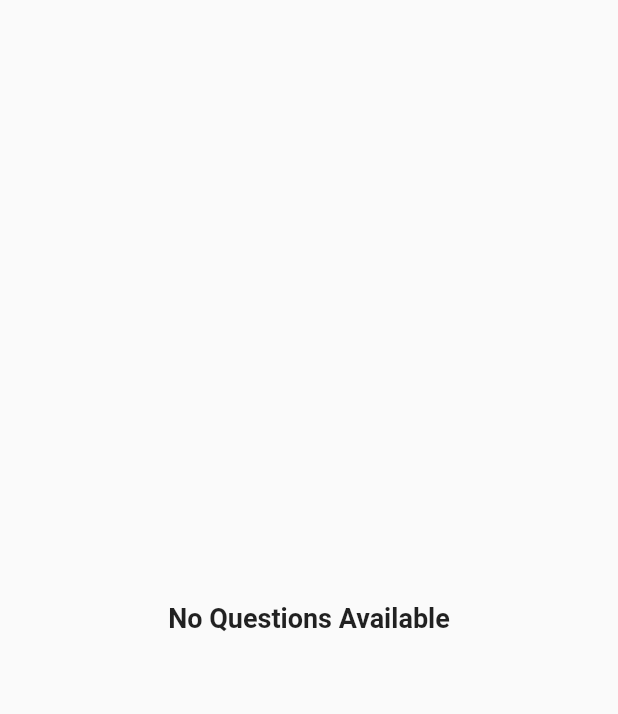
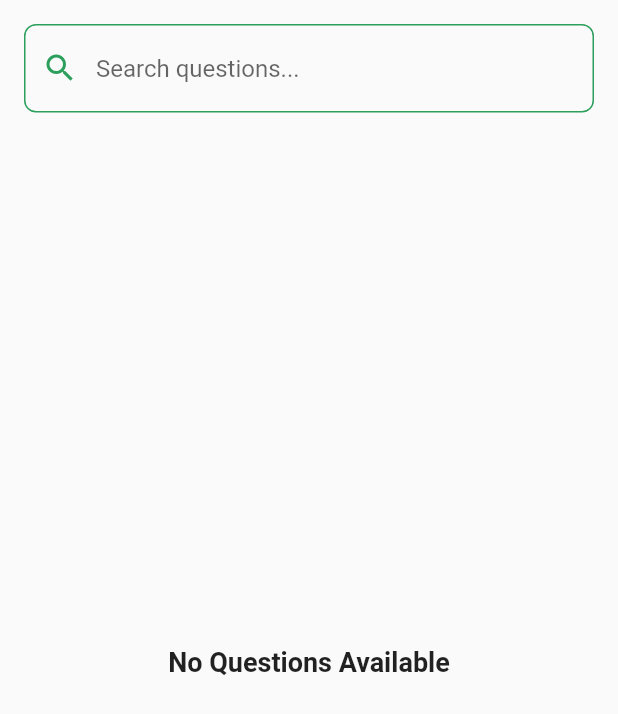
Before and after one commit to mohamedSalah1994/inerview-preparation, a Flutter app: the HomeViewBody screen opened directly, on a phone screen of 412 x 824 dp. Shown: the top 714 px of the screen. Run offline on Flutter 3.47's test engine with Material 2 defaults, Android fonts, the phone set to English and light mode, and no system bars; our stand-ins replace cloud_firestore, dartz, firebase_auth, firebase_core, flutter_svg, google_sign_in and 2 more; accounts and stored records are empty.

Commit message:
search bar done

```diff
--- a/lib/features/home/data/repos/question_repo_impl.dart
+++ b/lib/features/home/data/repos/question_repo_impl.dart
@@ -1,5 +1,4 @@
-import 'package:flutter/material.dart';
-
+import 'package:flutter/foundation.dart';
 import 'package:interview_preparation/features/home/data/data_sources/home_local_data_source.dart';
 import 'package:interview_preparation/features/home/data/data_sources/home_remote_data_source.dart';
 import 'package:interview_preparation/features/home/data/repos/question_repo.dart';
@@ -53,4 +52,20 @@ class QuestionRepoImpl implements QuestionRepo {
     await _localDataSource.clearQuestions();
     debugPrint('Questions cleared from local SQLite');
   }
+
+    // New method to search questions using isolates
+  Future<List<Map<String, dynamic>>> searchQuestions(String query) async {
+    final List<Map<String, dynamic>> allQuestions = await getQuestions();
+    return compute(_searchInQuestions, {'questions': allQuestions, 'query': query});
+  }
+
+  static List<Map<String, dynamic>> _searchInQuestions(Map<String, dynamic> data) {
+    List<Map<String, dynamic>> questions = data['questions'];
+    String query = data['query'].toLowerCase();
+
+    return questions.where((question) {
+      String questionText = question['question'] ?? '';
+      return questionText.toLowerCase().contains(query);
+    }).toList();
+  }
 }
--- a/lib/features/home/presentation/views/widgets/home_view_body.dart
+++ b/lib/features/home/presentation/views/widgets/home_view_body.dart
@@ -1,69 +1,74 @@
 import 'package:flutter/material.dart';
 import 'package:interview_preparation/features/home/presentation/views/widgets/question_item.dart';
 import 'package:provider/provider.dart';
+import '../../../../../core/utils/app_colors.dart';
 import '../../../details_view.dart';
 import '../../manager/question_provider.dart';
 
-class HomeViewBody extends StatelessWidget {
+
+class HomeViewBody extends StatefulWidget {
   const HomeViewBody({super.key});
 
   @override
+  // ignore: library_private_types_in_public_api
+  _HomeViewBodyState createState() => _HomeViewBodyState();
+}
+
+class _HomeViewBodyState extends State<HomeViewBody> {
+  final TextEditingController _searchController = TextEditingController();
+  bool _isSearching = false;
+
+  @override
+  void initState() {
+    super.initState();
+    final questionProvider = Provider.of<QuestionProvider>(context, listen: false);
+    questionProvider.fetchQuestions();
+  }
+
+  // Trigger search based on text input
+  Future<void> _onSearchChanged(String query) async {
+    setState(() {
+      _isSearching = true;
+    });
+
+    final questionProvider = Provider.of<QuestionProvider>(context, listen: false);
+    await questionProvider.searchQuestions(query);
+
+    setState(() {
+      _isSearching = false;
+    });
+  }
+
+  @override
+  void dispose() {
+    _searchController.dispose();
+    super.dispose();
+  }
+
+  @override
   Widget build(BuildContext context) {
+    final questionProvider = Provider.of<QuestionProvider>(context);
     final Size screenSize = MediaQuery.of(context).size;
     bool isLargeScreen = screenSize.width > 600;
-
-    // Using the QuestionProvider to fetch questions
-    final questionProvider =
-        Provider.of<QuestionProvider>(context, listen: false);
 
     return Scaffold(
       body: Padding(
         padding: const EdgeInsets.all(16.0),
-        child: FutureBuilder(
-          future: questionProvider.fetchQuestions(),
-          builder: (context, snapshot) {
-            if (snapshot.connectionState == ConnectionState.waiting) {
-              // Show a loading spinner while the questions are being fetched
-              return const Center(child: CircularProgressIndicator());
-            } else if (snapshot.hasError) {
-              // Display an error message if there was an issue loading the data
-              return Center(
         child: Column(
-                  mainAxisAlignment: MainAxisAlignment.center,
           children: [
-                    const Icon(Icons.error, size: 50, color: Colors.red),
-                    const SizedBox(height: 10),
-                    Text(
-                      'Error: ${snapshot.error}',
-                      style: const TextStyle(
-                          fontSize: 18, fontWeight: FontWeight.bold),
-                      textAlign: TextAlign.center,
-                    ),
-                    const SizedBox(height: 10),
-                    ElevatedButton(
-                      onPressed: () {
-                        // Retry fetching questions
-                        questionProvider.fetchQuestions();
-                      },
-                      child: const Text('Retry'),
-                    ),
-                  ],
-                ),
-              );
-            }
-
-            // Check if no questions are available
-            if (questionProvider.questions.isEmpty) {
-              return const Center(
+            searchBar(),
+            Expanded(
+              child: _isSearching
+                  ? const Center(child: CircularProgressIndicator())
+                  : questionProvider.questions.isEmpty
+                      ? const Center(
                           child: Text(
                             'No Questions Available',
-                  style: TextStyle(fontSize: 18, fontWeight: FontWeight.bold),
+                            style: TextStyle(
+                                fontSize: 18, fontWeight: FontWeight.bold),
                           ),
-              );
-            }
-
-            // Displaying the questions if data is available
-            return ListView.builder(
+                        )
+                      : ListView.builder(
                           itemCount: questionProvider.questions.length,
                           itemBuilder: (context, index) {
                             final questionData = questionProvider.questions[index];
@@ -76,7 +81,6 @@ class HomeViewBody extends StatelessWidget {
                               isLargeScreen: isLargeScreen,
                               heroTag: 'question_$index',
                               onTap: () {
-                    // Navigate to the DetailsView screen
                                 Navigator.push(
                                   context,
                                   PageRouteBuilder(
@@ -86,8 +90,7 @@ class HomeViewBody extends StatelessWidget {
                                       answer: answer,
                                       heroTag: 'question_$index',
                                     ),
-                        transitionsBuilder:
-                            (context, animation, secondaryAnimation, child) {
+                                    transitionsBuilder: (context, animation, secondaryAnimation, child) {
                                       return FadeTransition(
                                         opacity: animation,
                                         child: child,
@@ -98,8 +101,34 @@ class HomeViewBody extends StatelessWidget {
                               },
                             );
                           },
+                        ),
+            ),
+          ],
+        ),
+      ),
     );
+  }
+
+  TextField searchBar() {
+    return TextField(
+            controller: _searchController,
+            onChanged: (query) {
+              _onSearchChanged(query);
             },
+            decoration: InputDecoration(
+              hintText: 'Search questions...',
+              prefixIcon: const Icon(Icons.search , color: AppColors.lightPrimaryColor,),
+              border: OutlineInputBorder(
+                borderRadius: BorderRadius.circular(8.0),
+                borderSide: const BorderSide(color: AppColors.lightPrimaryColor), // Set the border color
+              ),
+              enabledBorder: OutlineInputBorder(
+                borderRadius: BorderRadius.circular(8.0),
+                borderSide: const BorderSide(color: AppColors.lightPrimaryColor), // Set the enabled border color
+              ),
+              focusedBorder: OutlineInputBorder(
+                borderRadius: BorderRadius.circular(8.0),
+                borderSide: const BorderSide(color: AppColors.lightPrimaryColor), // Set the focused border color
               ),
             ),
           );
--- a/lib/main.dart
+++ b/lib/main.dart
@@ -1,6 +1,7 @@
 import 'package:firebase_core/firebase_core.dart';
 import 'package:flutter/material.dart';
 import 'package:interview_preparation/core/helper_functions/on_generate_route.dart';
+import 'package:interview_preparation/core/utils/app_colors.dart';
 import 'package:interview_preparation/features/auth/presentation/manager/providers/auth_provider.dart';
 import 'package:interview_preparation/features/auth/presentation/views/login_view.dart';
 import 'package:interview_preparation/features/home/presentation/manager/question_provider.dart';
@@ -46,8 +47,11 @@ class MyApp extends StatelessWidget {
   Widget build(BuildContext context) {
     return MaterialApp(
       title: 'Flutter Demo',
-      theme: ThemeData.light(),
+      theme: ThemeData(
+            primaryColor: AppColors.lightPrimaryColor
+      ),
       darkTheme: ThemeData.dark(),
+
       themeMode: Provider.of<ThemeProvider>(context).themeMode,
       debugShowCheckedModeBanner: false,
       onGenerateRoute: onGenerateRoute,
```
Also changed, not shown: lib/core/widgets/custom_app_bar.dart (+1 -13 lines), lib/core/widgets/custom_text_form_field.dart (+24 -14 lines), lib/features/home/presentation/manager/question_provider.dart (+12 -2 lines), lib/features/home/presentation/views/widgets/search_bar.dart (added, +38 -0 lines). Lines whose indentation alone changed are shown as unchanged.
